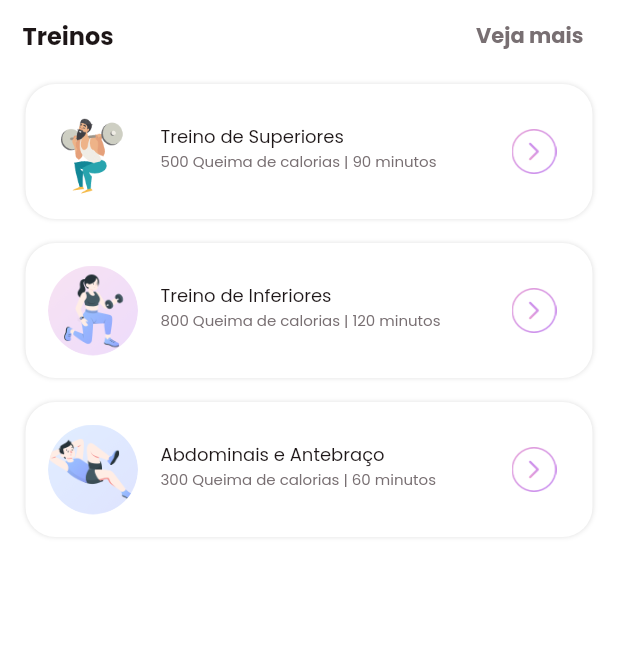
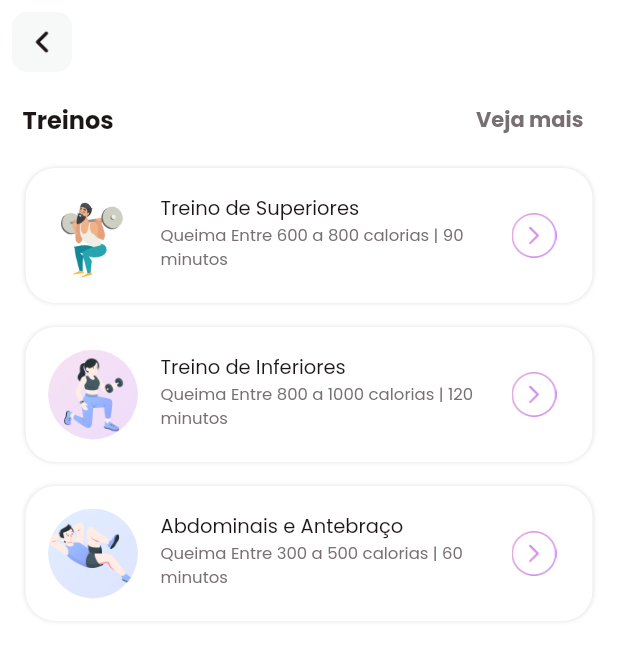
Before and after one commit to leonardofabriziogarcia/FitnessPlus, a Flutter app: the TreinosAtivosView screen opened directly, on a phone screen of 412 x 824 dp. Shown: the top 661 px of the screen. Run offline on Flutter 3.47's test engine with Material 2 defaults, Android fonts, the phone set to English and light mode, and no system bars; our stand-ins replace animated_toggle_switch, fl_chart, readmore, scrollable_positioned_list; missing offline and left inert: dotted_dashed_line, simple_animation_progress_bar; key blocks and very long unbroken strings in the code were emptied for the run.

Commit message:
commit_perfil_completo

```diff
--- a/lib/common_widget/coluna_treino.dart
+++ b/lib/common_widget/coluna_treino.dart
@@ -37,14 +37,14 @@ class WorkoutRow extends StatelessWidget {
                   wObj["name"].toString(),
                   style: TextStyle(
                       color: TColor.black,
-                      fontSize: 12),
+                      fontSize: 13),
                 ),
 
                 Text(
-                  "${ wObj["kcal"].toString() } Queima de calorias | ${wObj["time"].toString()} minutos",
+                  "Queima ${ wObj["kcal"].toString() } calorias | ${wObj["time"].toString()} minutos",
                   style: TextStyle(
                       color: TColor.gray,
-                      fontSize: 10,),
+                      fontSize: 11,),
                 ),
 
                const SizedBox(height: 4),
--- a/lib/view/home/home.dart
+++ b/lib/view/home/home.dart
@@ -26,7 +26,7 @@ class _HomeViewState extends State<HomeView> {
     {
       "name": "Treino de Superiores",
       "image": "assets/img/what_5.png",
-      "kcal": "500",
+      "kcal": "entre 600 a 800",
       "tag":'1',
       "time": "90",
       "progress": 0.3
@@ -34,7 +34,7 @@ class _HomeViewState extends State<HomeView> {
     {
       "name": "Treino de Inferiores",
       "image": "assets/img/Workout2.png",
-      "kcal": "800",
+      "kcal": "entre 800 a 1000",
       "tag":'2',
       "time": "120",
       "progress": 0.4
@@ -42,7 +42,7 @@ class _HomeViewState extends State<HomeView> {
     {
       "name": "Abdominais e Antebraço",
       "image": "assets/img/Workout3.png",
-      "kcal": "300",
+      "kcal": "entre 300 a 500",
       "tag":'3',
       "time": "60",
       "progress": 0.7
--- a/lib/view/profile/treinos_ativos.dart
+++ b/lib/view/profile/treinos_ativos.dart
@@ -24,7 +24,7 @@ class _TreinosAtivosViewState extends State<TreinosAtivosView> {
     {
       "name": "Treino de Superiores",
       "image": "assets/img/what_5.png",
-      "kcal": "500",
+      "kcal": "Entre 600 a 800",
       "tag":'1',
       "time": "90",
       "progress": 0.3
@@ -32,7 +32,7 @@ class _TreinosAtivosViewState extends State<TreinosAtivosView> {
     {
       "name": "Treino de Inferiores",
       "image": "assets/img/Workout2.png",
-      "kcal": "800",
+      "kcal": "Entre 800 a 1000",
       "tag":'2',
       "time": "120",
       "progress": 0.4
@@ -40,7 +40,7 @@ class _TreinosAtivosViewState extends State<TreinosAtivosView> {
     {
       "name": "Abdominais e Antebraço",
       "image": "assets/img/Workout3.png",
-      "kcal": "300",
+      "kcal": "Entre 300 a 500",
       "tag":'3',
       "time": "60",
       "progress": 0.7
@@ -74,6 +74,31 @@ class _TreinosAtivosViewState extends State<TreinosAtivosView> {
       var media = MediaQuery.of(context).size;
 
     return Scaffold(
+      appBar: AppBar(
+        backgroundColor: TColor.white,
+        centerTitle: true,
+        elevation: 0,
+        leading: InkWell(
+          onTap: () {
+            Navigator.pop(context);
+          },
+          child: Container(
+            margin: const EdgeInsets.all(8),
+            height: 40,
+            width: 40,
+            alignment: Alignment.center,
+            decoration: BoxDecoration(
+                color: TColor.lightGray,
+                borderRadius: BorderRadius.circular(10)),
+            child: Image.asset(
+              "assets/img/black_btn.png",
+              width: 15,
+              height: 15,
+              fit: BoxFit.contain,
+            ),
+          ),
+        ),
+      ),
       backgroundColor: TColor.white,
       body: SingleChildScrollView(
         child: SafeArea(
--- a/lib/view/workout_tracker/detalhes_treinp.dart
+++ b/lib/view/workout_tracker/detalhes_treinp.dart
@@ -241,7 +241,7 @@ class _WorkoutDetailViewState extends State<WorkoutDetailView> {
                                       fontWeight: FontWeight.w700),
                                 ),
                                 Text(
-                                  "${widget.dObj["exercises"].toString()} | ${widget.dObj["time"].toString()} | Queima de 330 calorias",
+                                  "${widget.dObj["exercises"].toString()} | ${widget.dObj["time"].toString()} | Queima de 600 a 800 calorias",
                                   style: TextStyle(
                                       color: TColor.gray, fontSize: 12),
                                 ),
--- a/lib/view/workout_tracker/treino_abdomen.dart
+++ b/lib/view/workout_tracker/treino_abdomen.dart
@@ -229,7 +229,7 @@ class _TreinoAbdomenState extends State<TreinoAbdomen> {
                                       fontWeight: FontWeight.w700),
                                 ),
                                 Text(
-                                  "${widget.dObj["exercises"].toString()} | ${widget.dObj["time"].toString()} | Queima de 330 calorias",
+                                  "${widget.dObj["exercises"].toString()} | ${widget.dObj["time"].toString()} | Queima de 300 a 500 calorias",
                                   style: TextStyle(
                                       color: TColor.gray, fontSize: 12),
                                 ),
--- a/lib/view/workout_tracker/treino_inferiores.dart
+++ b/lib/view/workout_tracker/treino_inferiores.dart
@@ -217,7 +217,7 @@ class _TreinoInferioresState extends State<TreinoInferiores> {
                                       fontWeight: FontWeight.w700),
                                 ),
                                 Text(
-                                  "${widget.dObj["exercises"].toString()} | ${widget.dObj["time"].toString()} | Queima de 330 calorias",
+                                  "${widget.dObj["exercises"].toString()} | ${widget.dObj["time"].toString()} | Queima de 800 a 1000 calorias",
                                   style: TextStyle(
                                       color: TColor.gray, fontSize: 12),
                                 ),
```
Also changed, not shown: lib/view/workout_tracker/acompanhamento_treinos.dart (+0 -138 lines), 4 other files.
